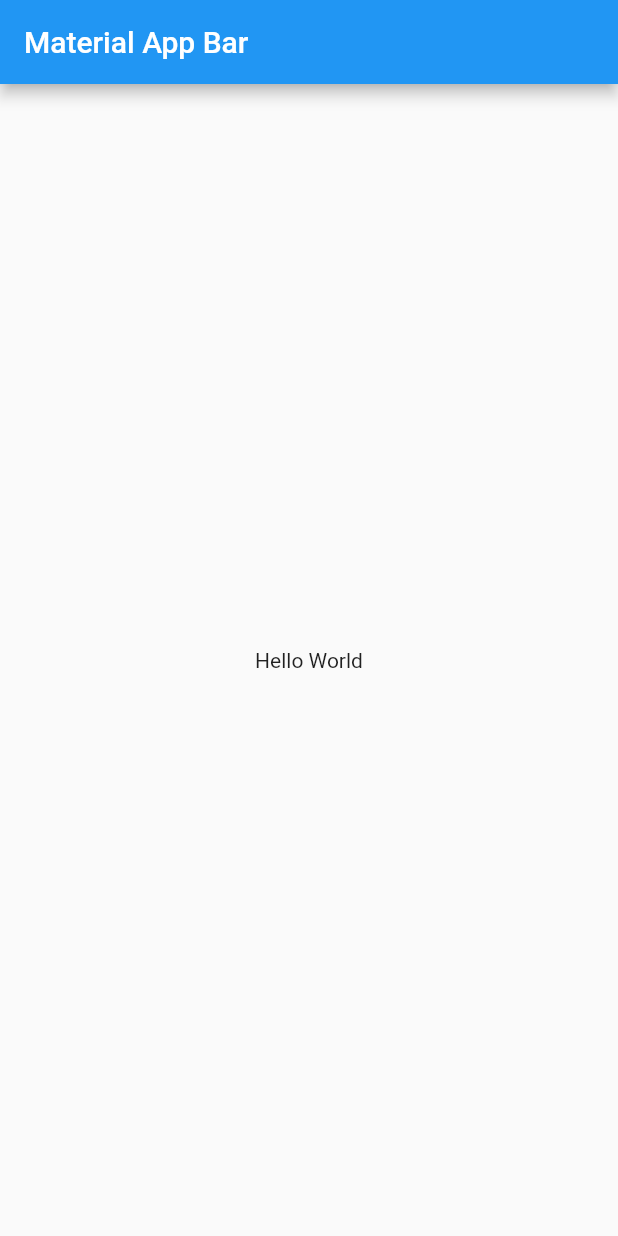
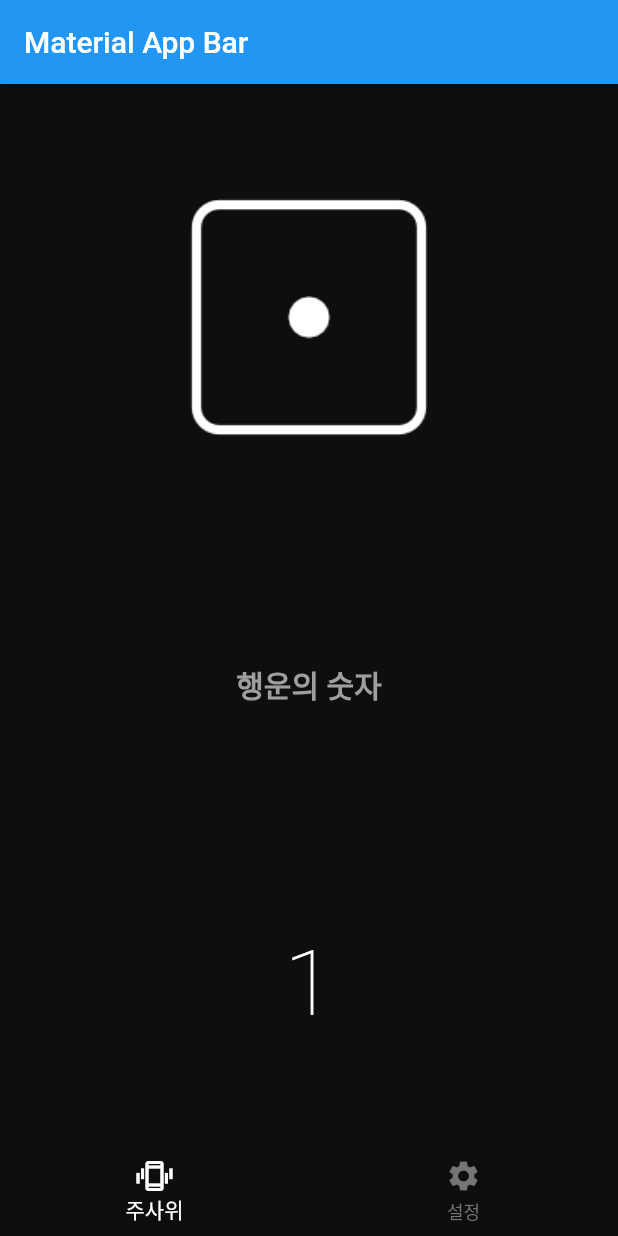
Before and after one commit to poseidonKey/-must_have_chap10, a Flutter app: the screen it shows after launch, on a phone screen of 412 x 824 dp. Run offline on Flutter 3.47's test engine with Material 2 defaults, Android fonts, the phone set to English and light mode, and no system bars; missing offline and left inert: shake.

Commit message:
my completed

```diff
--- a/lib/main.dart
+++ b/lib/main.dart
@@ -1,5 +1,6 @@
 import 'package:flutter/material.dart';
-import 'package:must_have_chap10_random_dice/screen/home_screen.dart';
+import 'package:must_have_chap10_random_dice/const/colors.dart';
+import 'package:must_have_chap10_random_dice/screen/root_screen.dart';
 
 void main() => runApp(const MyApp());
 
@@ -8,9 +9,19 @@ class MyApp extends StatelessWidget {
 
   @override
   Widget build(BuildContext context) {
-    return const MaterialApp(
+    return MaterialApp(
+      theme: ThemeData(
+          scaffoldBackgroundColor: backgroundColor,
+          sliderTheme: SliderThemeData(
+              thumbColor: primaryColor,
+              activeTickMarkColor: primaryColor,
+              inactiveTrackColor: primaryColor.withOpacity(.3)),
+          bottomNavigationBarTheme: BottomNavigationBarThemeData(
+              selectedItemColor: primaryColor,
+              unselectedItemColor: secondaryColor,
+              backgroundColor: backgroundColor)),
       title: 'Material App',
-      home: HomeScreen(),
+      home: const RootScreen(),
     );
   }
 }
--- a/lib/screen/home_screen.dart
+++ b/lib/screen/home_screen.dart
@@ -1,7 +1,9 @@
 import 'package:flutter/material.dart';
+import 'package:must_have_chap10_random_dice/const/colors.dart';
 
 class HomeScreen extends StatelessWidget {
-  const HomeScreen({super.key});
+  final int number;
+  const HomeScreen({super.key, required this.number});
 
   @override
   Widget build(BuildContext context) {
@@ -9,8 +11,29 @@ class HomeScreen extends StatelessWidget {
       appBar: AppBar(
         title: const Text('Material App Bar'),
       ),
-      body: const Center(
-        child: Text('Hello World'),
+      body: Align(
+        alignment: Alignment.center,
+        child: Column(
+          mainAxisAlignment: MainAxisAlignment.spaceAround,
+          crossAxisAlignment: CrossAxisAlignment.center,
+          children: [
+            Image.asset("asset/img/$number.png"),
+            const Text(
+              "행운의 숫자",
+              style: TextStyle(
+                  color: Colors.grey,
+                  fontSize: 20,
+                  fontWeight: FontWeight.w700),
+            ),
+            Text(
+              number.toString(),
+              style: const TextStyle(
+                  fontSize: 60,
+                  color: primaryColor,
+                  fontWeight: FontWeight.w200),
+            )
+          ],
+        ),
       ),
     );
   }
--- /dev/null
+++ b/lib/screen/root_screen.dart
@@ -0,0 +1,94 @@
+import 'dart:math';
+
+import 'package:flutter/material.dart';
+import 'package:must_have_chap10_random_dice/screen/home_screen.dart';
+import 'package:must_have_chap10_random_dice/screen/settings_screen.dart';
+import 'package:shake/shake.dart';
+
+class RootScreen extends StatefulWidget {
+  const RootScreen({super.key});
+
+  @override
+  State<RootScreen> createState() => _RootScreenState();
+}
+
+class _RootScreenState extends State<RootScreen> with TickerProviderStateMixin {
+  TabController? controller;
+  double threshold = 2.7;
+  int number = 1;
+  ShakeDetector? shakeDetector;
+  @override
+  void initState() {
+    super.initState();
+    controller = TabController(length: 2, vsync: this);
+    controller!.addListener(tabListener);
+    shakeDetector = ShakeDetector.autoStart(
+      // ➊ 흔들기 감지 즉시 시작
+      shakeSlopTimeMS: 100, // ➋ 감지 주기
+      shakeThresholdGravity: threshold, // ➌ 감지 민감도
+      onPhoneShake: onPhoneShake, // ➍ 감지 후 실행할 함수
+    );
+  }
+
+  @override
+  void dispose() {
+    controller!.removeListener(tabListener);
+    shakeDetector!.stopListening();
+    super.dispose();
+  }
+
+  @override
+  Widget build(BuildContext context) {
+    return Scaffold(
+      body: SafeArea(
+        child: TabBarView(
+          controller: controller,
+          children: renderChildren(),
+        ),
+      ),
+      bottomNavigationBar: renderBottomNavigation(),
+    );
+  }
+
+  List<Widget> renderChildren() {
+    return [
+      HomeScreen(number: number),
+      SettingsScreen(
+          threshold: threshold, onThresholdChange: onThresholdChange),
+    ];
+  }
+
+  BottomNavigationBar renderBottomNavigation() {
+    return BottomNavigationBar(
+      items: const [
+        BottomNavigationBarItem(
+            icon: Icon(Icons.edgesensor_high_outlined), label: "주사위"),
+        BottomNavigationBarItem(icon: Icon(Icons.settings), label: "설정"),
+      ],
+      currentIndex: controller!.index,
+      onTap: (value) {
+        setState(() {
+          controller!.animateTo(value);
+        });
+      },
+    );
+  }
+
+  void tabListener() {
+    setState(() {});
+  }
+
+  void onThresholdChange(double value) {
+    setState(() {
+      threshold = value;
+    });
+  }
+
+  void onPhoneShake() {
+    final rand = Random();
+
+    setState(() {
+      number = rand.nextInt(5) + 1;
+    });
+  }
+}
```
Also changed, not shown: lib/screen/settings_screen.dart (added, +44 -0 lines).
